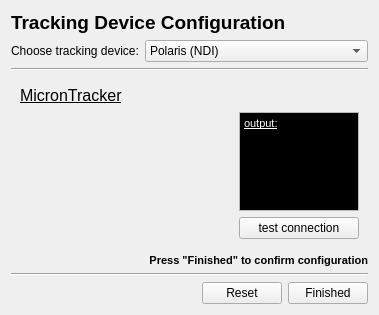
MITK/MITK, file Modules/IGTUI/Qmitk/QmitkTrackingDeviceConfigurationWidgetControls.ui: the form before one commit.
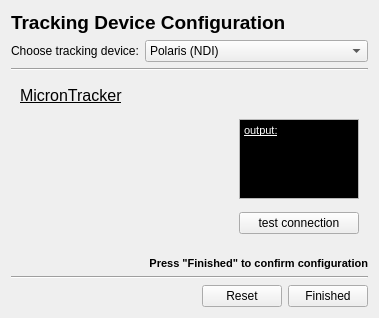
The form after the commit. The open tabs and pages were chosen to show the change.

Commit message: Integrated logging feature into bundle IGT Tracking Toolbox

The edit to the form file:
```diff
--- a/Modules/IGTUI/Qmitk/QmitkTrackingDeviceConfigurationWidgetControls.ui
+++ b/Modules/IGTUI/Qmitk/QmitkTrackingDeviceConfigurationWidgetControls.ui
@@ -6,8 +6,8 @@
    <rect>
     <x>0</x>
     <y>0</y>
-    <width>339</width>
-    <height>315</height>
+    <width>338</width>
+    <height>318</height>
    </rect>
   </property>
   <property name="windowTitle">
@@ -426,7 +426,7 @@
       </layout>
      </widget>
      <widget class="QWidget" name="microntracker_page">
-      <layout class="QVBoxLayout" name="verticalLayout_10">
+      <layout class="QVBoxLayout" name="verticalLayout_11">
        <item>
         <layout class="QHBoxLayout" name="horizontalLayout_5">
          <item>
@@ -458,6 +458,8 @@
        <item>
         <layout class="QHBoxLayout" name="horizontalLayout_13">
          <item>
+          <layout class="QVBoxLayout" name="verticalLayout_10">
+           <item>
           <spacer name="horizontalSpacer_10">
            <property name="orientation">
             <enum>Qt::Horizontal</enum>
@@ -471,19 +473,34 @@
           </spacer>
          </item>
          <item>
+            <spacer name="verticalSpacer_4">
+             <property name="orientation">
+              <enum>Qt::Vertical</enum>
+             </property>
+             <property name="sizeHint" stdset="0">
+              <size>
+               <width>20</width>
+               <height>40</height>
+              </size>
+             </property>
+            </spacer>
+           </item>
+          </layout>
+         </item>
+         <item>
           <layout class="QVBoxLayout" name="verticalLayout_9">
            <item>
             <widget class="QTextEdit" name="m_outputTextMicronTracker">
              <property name="minimumSize">
               <size>
                <width>120</width>
-               <height>0</height>
+               <height>80</height>
               </size>
              </property>
              <property name="maximumSize">
               <size>
                <width>120</width>
-               <height>16777215</height>
+               <height>80</height>
               </size>
              </property>
              <property name="baseSize">
```
Left out of the diff: 11 changed lines with no effect on the pictures. Lines whose indentation alone changed are shown as unchanged. The commit also changes 3 other files.
